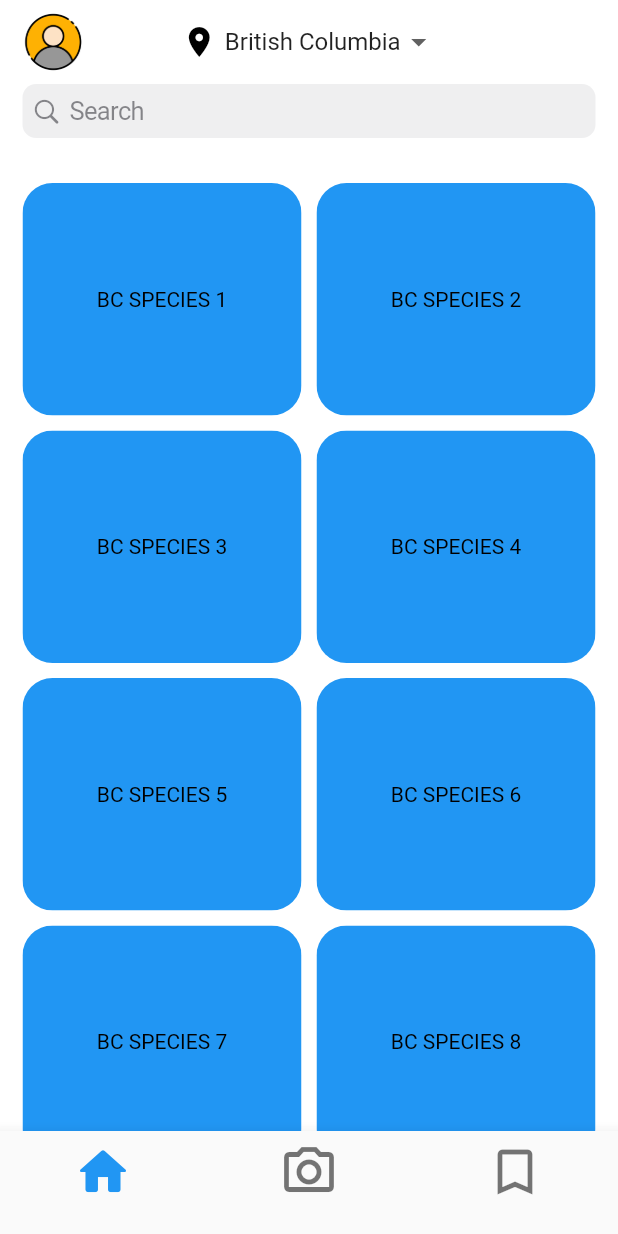
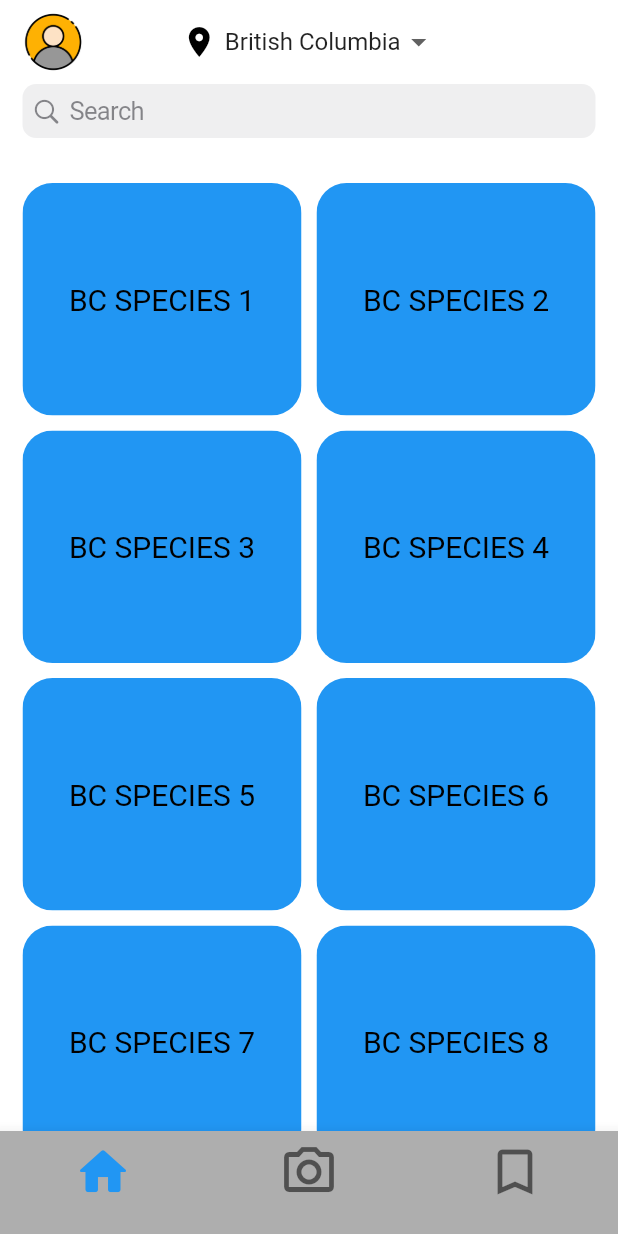
Before and after one commit to UBC-CIC/InvasivePlants, a Flutter app: the screen it shows after launch, on a phone screen of 412 x 824 dp. Run offline on Flutter 3.47's test engine with Material 2 defaults, Android fonts, the phone set to English and light mode, and no system bars; our stand-ins replace camera, image_picker, toggle_switch.

Commit message:
update species text font size

```diff
--- a/flutter_app/lib/home_page.dart
+++ b/flutter_app/lib/home_page.dart
@@ -109,6 +109,7 @@ class _HomePageState extends State<HomePage> {
         ],
       ),
       bottomNavigationBar: BottomNavigationBar(
+        backgroundColor: const Color.fromARGB(255, 174, 174, 174),
         items: const [
           BottomNavigationBarItem(
             icon: Icon(Icons.home_rounded, size: 40),
@@ -162,6 +163,7 @@ class _HomePageState extends State<HomePage> {
             child: Text(
               speciesName,
               style: const TextStyle(
+                fontSize: 20,
                 color: Colors.black,
               ),
             ),
```
